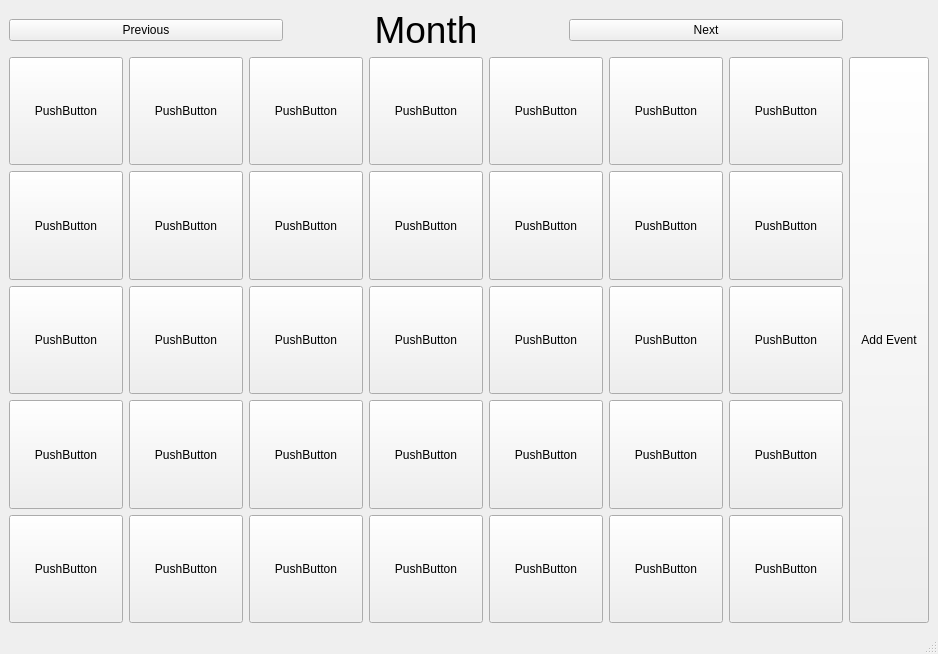
Above: L0-version0a.ui from IsaacLance/422group7 before the change. Below: the same form after it.
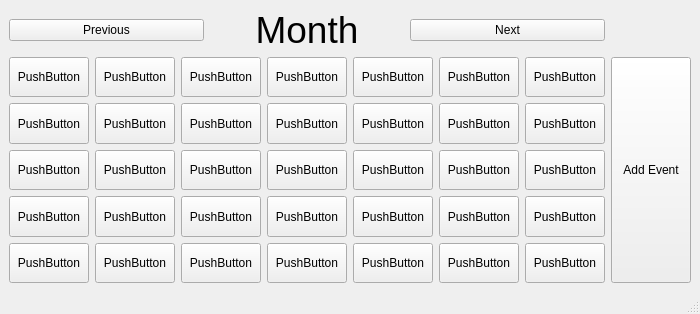
That is the form after the change.

```diff
--- a/L0-version0a.ui
+++ b/L0-version0a.ui
@@ -6,8 +6,8 @@
    <rect>
     <x>0</x>
     <y>0</y>
-    <width>938</width>
-    <height>654</height>
+    <width>666</width>
+    <height>314</height>
    </rect>
   </property>
   <property name="windowTitle">
```
Left out of the diff: 2 changed lines with no effect on the pictures.
